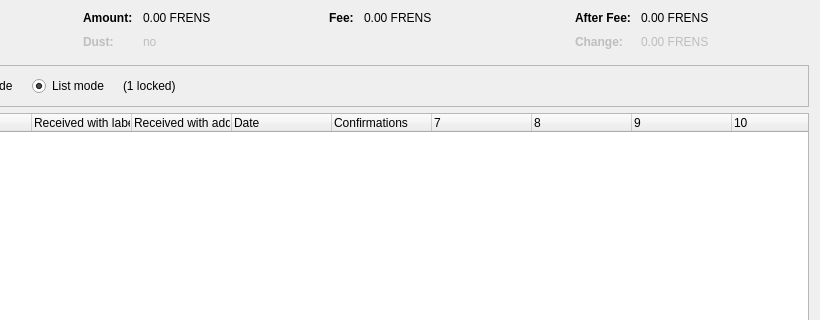
Old version of the form src/qt/forms/coincontroldialog.ui in the repository gramtoco/friendcoin; both pictures show x 180 to 1000 and y 0 to 320 of the 1000 by 500 pixel window.
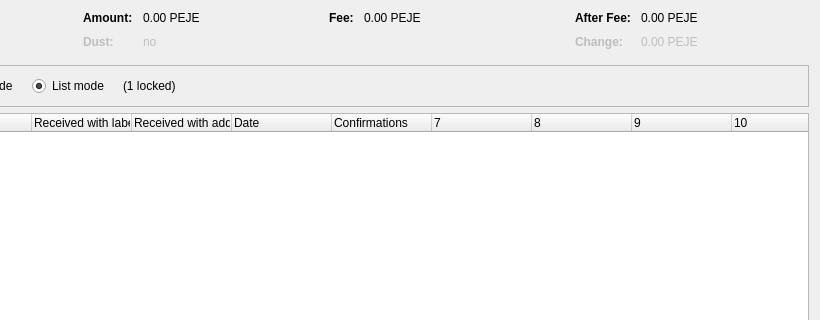
New version of the form. Custom widgets are drawn as their Qt base class.

What changed in the file:
```diff
--- a/src/qt/forms/coincontroldialog.ui
+++ b/src/qt/forms/coincontroldialog.ui
@@ -132,7 +132,7 @@
           <enum>Qt::ActionsContextMenu</enum>
          </property>
          <property name="text">
-          <string notr="true">0.00 FRENS</string>
+          <string notr="true">0.00 PEJE</string>
          </property>
          <property name="textInteractionFlags">
           <set>Qt::LinksAccessibleByMouse|Qt::TextSelectableByKeyboard|Qt::TextSelectableByMouse</set>
@@ -212,7 +212,7 @@
           <enum>Qt::ActionsContextMenu</enum>
          </property>
          <property name="text">
-          <string notr="true">0.00 FRENS</string>
+          <string notr="true">0.00 PEJE</string>
          </property>
          <property name="textInteractionFlags">
           <set>Qt::LinksAccessibleByMouse|Qt::TextSelectableByKeyboard|Qt::TextSelectableByMouse</set>
@@ -257,7 +257,7 @@
           <enum>Qt::ActionsContextMenu</enum>
          </property>
          <property name="text">
-          <string notr="true">0.00 FRENS</string>
+          <string notr="true">0.00 PEJE</string>
          </property>
          <property name="textInteractionFlags">
           <set>Qt::LinksAccessibleByMouse|Qt::TextSelectableByKeyboard|Qt::TextSelectableByMouse</set>
@@ -292,7 +292,7 @@
           <enum>Qt::ActionsContextMenu</enum>
          </property>
          <property name="text">
-          <string notr="true">0.00 FRENS</string>
+          <string notr="true">0.00 PEJE</string>
          </property>
          <property name="textInteractionFlags">
           <set>Qt::LinksAccessibleByMouse|Qt::TextSelectableByKeyboard|Qt::TextSelectableByMouse</set>
```
